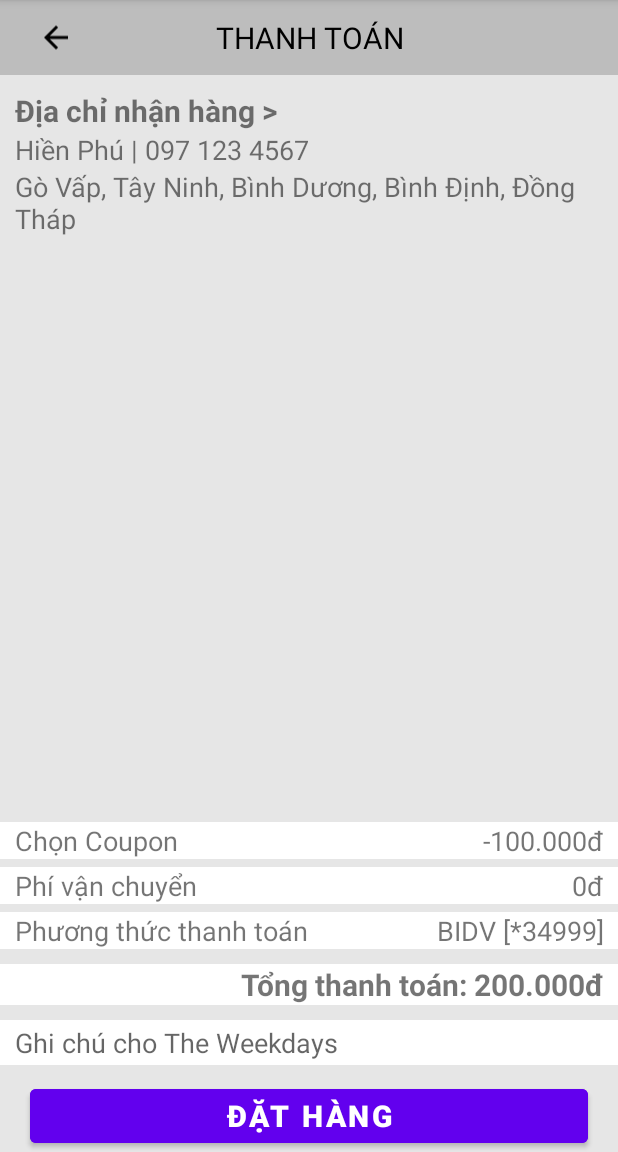
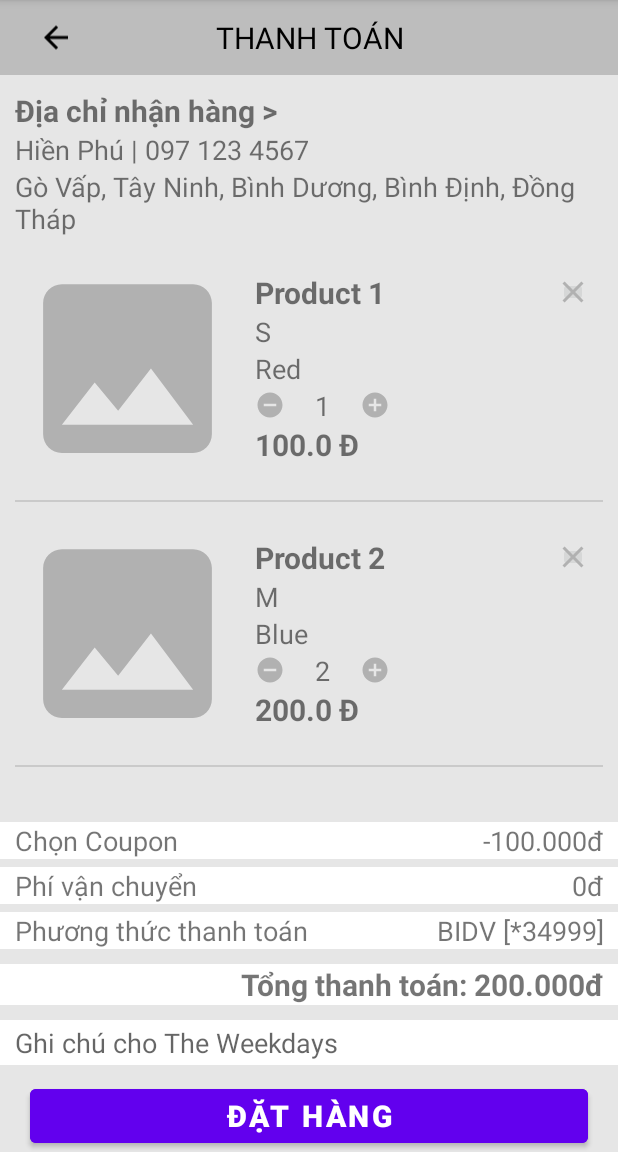
Before and after one commit to thanhENC/m-commerce-hk5, an Android app: the screen it shows after launch (ThanhToanPre), on a phone screen of 412 x 824 dp, the part 84-1236 px from its top. Run offline under Robolectric (Android 15) with nearby library versions, the phone set to English and light mode, and no system bars.

Commit message:
Thanh Toán Pre

```diff
--- a/home/app/src/main/java/com/k20411group03/adapters/PaymentItemAdapter.java
+++ b/home/app/src/main/java/com/k20411group03/adapters/PaymentItemAdapter.java
@@ -1,2 +1,82 @@
-package com.k20411group03.adapters;public class PaymentItemAdapter {
+package com.k20411group03.adapters;
+
+import android.app.Activity;
+import android.content.Context;
+import android.view.LayoutInflater;
+import android.view.View;
+import android.view.ViewGroup;
+import android.widget.BaseAdapter;
+import android.widget.ImageView;
+import android.widget.TextView;
+
+import com.k20411group03.home.R;
+import com.k20411group03.models.Product;
+
+import java.util.List;
+
+public class PaymentItemAdapter extends BaseAdapter {
+    Activity activity;
+    int item_layout;
+    List<Product> products;
+
+    public PaymentItemAdapter(Activity activity, int item_layout, List<Product> products) {
+        this.activity = activity;
+        this.item_layout = item_layout;
+        this.products = products;
+    }
+
+    @Override
+    public int getCount() {
+        return products.size();
+    }
+
+    @Override
+    public Object getItem(int i) {
+        return products.get(i);
+    }
+
+    @Override
+    public long getItemId(int i) {
+        return 0;
+    }
+
+    @Override
+    public View getView(int i, View view, ViewGroup viewGroup) {
+        PaymentItemAdapter.ViewHolder viewHolder;
+
+        if(view == null){
+            //link views
+            viewHolder = new ViewHolder();
+            LayoutInflater inflater = (LayoutInflater) activity.getSystemService(Context.LAYOUT_INFLATER_SERVICE);
+            view = inflater.inflate(item_layout, null);
+
+            viewHolder.txtProductName = view.findViewById(R.id.txt_ProductName);
+            viewHolder.txtProductPrice = view.findViewById(R.id.txt_ProductPrice);
+            viewHolder.txtProductSize = view.findViewById(R.id.txt_ProductSize);
+            viewHolder.txtProductColor = view.findViewById(R.id.txt_ProductColor);
+            viewHolder.txtProductQuantity = view.findViewById(R.id.txt_ProductQuantity);
+            viewHolder.imvProductImage = view.findViewById(R.id.imv_ProductImage);
+
+            view.setTag(viewHolder);
+        }
+        else{
+            viewHolder = (ViewHolder) view.getTag();
+        }
+
+        //binding data
+        Product product = products.get(i);
+        viewHolder.imvProductImage.setImageResource(product.getProduct_Image());
+        viewHolder.txtProductName.setText(product.getProduct_Name());
+        viewHolder.txtProductSize.setText(product.getProduct_Size());
+        viewHolder.txtProductColor.setText(product.getProduct_Color());
+        viewHolder.txtProductPrice.setText(String.valueOf(product.getProduct_Price()) + " Đ");
+        viewHolder.txtProductQuantity.setText(String.valueOf(product.getProduct_Quantity()));
+
+        return view;
+    }
+
+    class ViewHolder{
+        ImageView imvProductImage;
+        TextView txtProductName, txtProductPrice, txtProductSize, txtProductColor, txtProductQuantity;
+    }
 }
--- a/home/app/src/main/java/com/k20411group03/home/ThanhToanPre.java
+++ b/home/app/src/main/java/com/k20411group03/home/ThanhToanPre.java
@@ -3,12 +3,48 @@ package com.k20411group03.home;
 import androidx.appcompat.app.AppCompatActivity;
 
 import android.os.Bundle;
+import android.widget.ArrayAdapter;
+
+import com.k20411group03.adapters.PaymentItemAdapter;
+import com.k20411group03.adapters.ProductAdapter;
+import com.k20411group03.home.databinding.ActivityThanhToanPreBinding;
+import com.k20411group03.models.Product;
+
+import java.util.ArrayList;
+import java.util.List;
 
 public class ThanhToanPre extends AppCompatActivity {
+
+    ActivityThanhToanPreBinding binding;
+    PaymentItemAdapter adapter;
+    List<Product> products;
 
     @Override
     protected void onCreate(Bundle savedInstanceState) {
         super.onCreate(savedInstanceState);
-        setContentView(R.layout.activity_thanh_toan_pre);
+        //setContentView(R.layout.activity_thanh_toan_pre);
+
+        binding = ActivityThanhToanPreBinding.inflate(getLayoutInflater());
+        setContentView(binding.getRoot());
+
+        loadData();
+    }
+
+    private void loadData() {
+        products = new ArrayList<>();
+
+        products.add(new Product("Product 1", 100, R.drawable.ic_baseline_image_24, "S", "Red", 1, false));
+        products.add(new Product("Product 2", 200, R.drawable.ic_baseline_image_24, "M", "Blue", 2, false));
+        products.add(new Product("Product 3", 300, R.drawable.ic_baseline_image_24, "L", "Green", 3, false));
+        products.add(new Product("Product 4", 400, R.drawable.ic_baseline_image_24, "XL", "Yellow", 4, false));
+        products.add(new Product("Product 5", 500, R.drawable.ic_baseline_image_24, "XXL", "Black", 5, false));
+        products.add(new Product("Product 6", 600, R.drawable.ic_baseline_image_24, "XXXL", "White", 6, false));
+        products.add(new Product("Product 7", 700, R.drawable.ic_baseline_image_24, "S", "Red", 7, false));
+        products.add(new Product("Product 8", 800, R.drawable.ic_baseline_image_24, "M", "Blue", 8, false));
+        products.add(new Product("Product 9", 900, R.drawable.ic_baseline_image_24, "L", "Green", 9, false));
+        products.add(new Product("Product 10", 1000, R.drawable.ic_baseline_image_24, "XL", "Yellow", 10, false));
+
+        adapter = new PaymentItemAdapter(ThanhToanPre.this, R.layout.paymentitem, products);
+        binding.lvGioHang.setAdapter(adapter);
     }
 }
```
